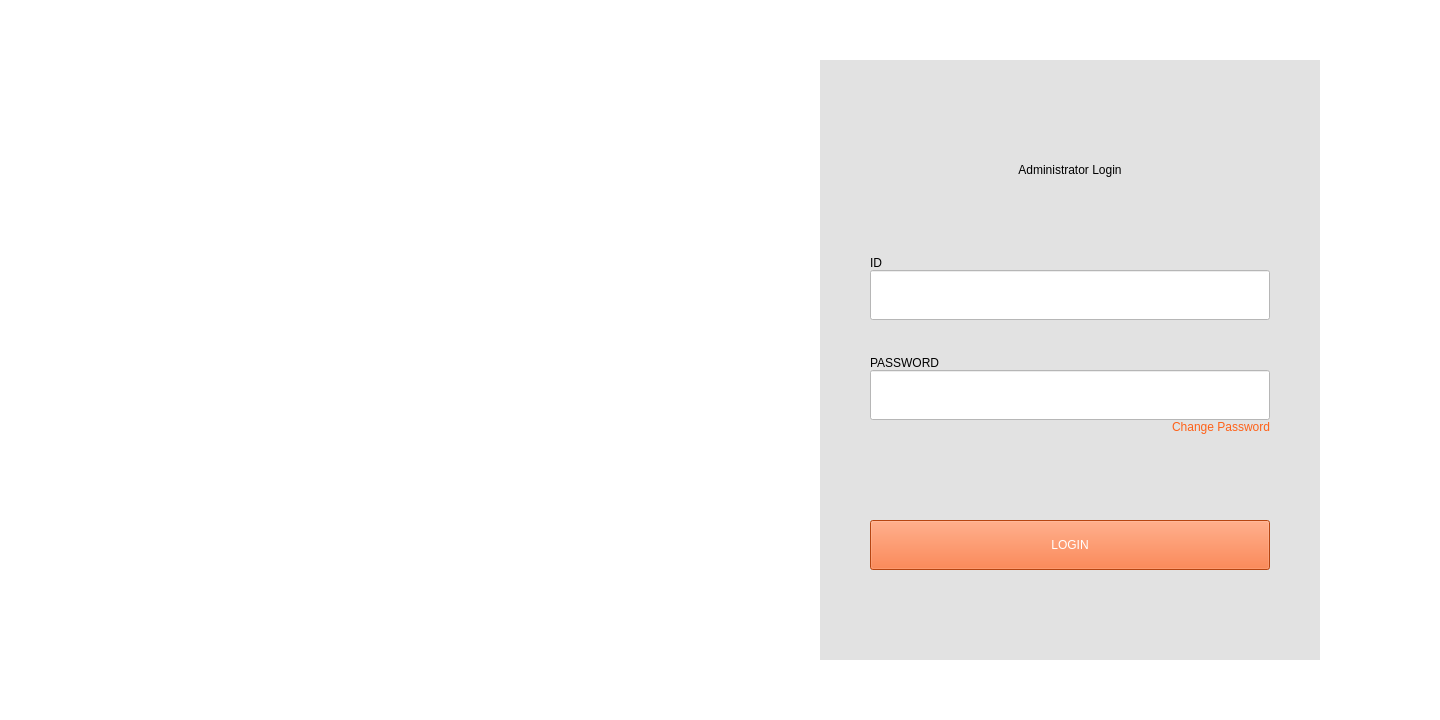
This is GUI/UI/LoginWindow.ui in benipine/ADIDAS as Qt 5 draws it before an edit. The edited form follows.
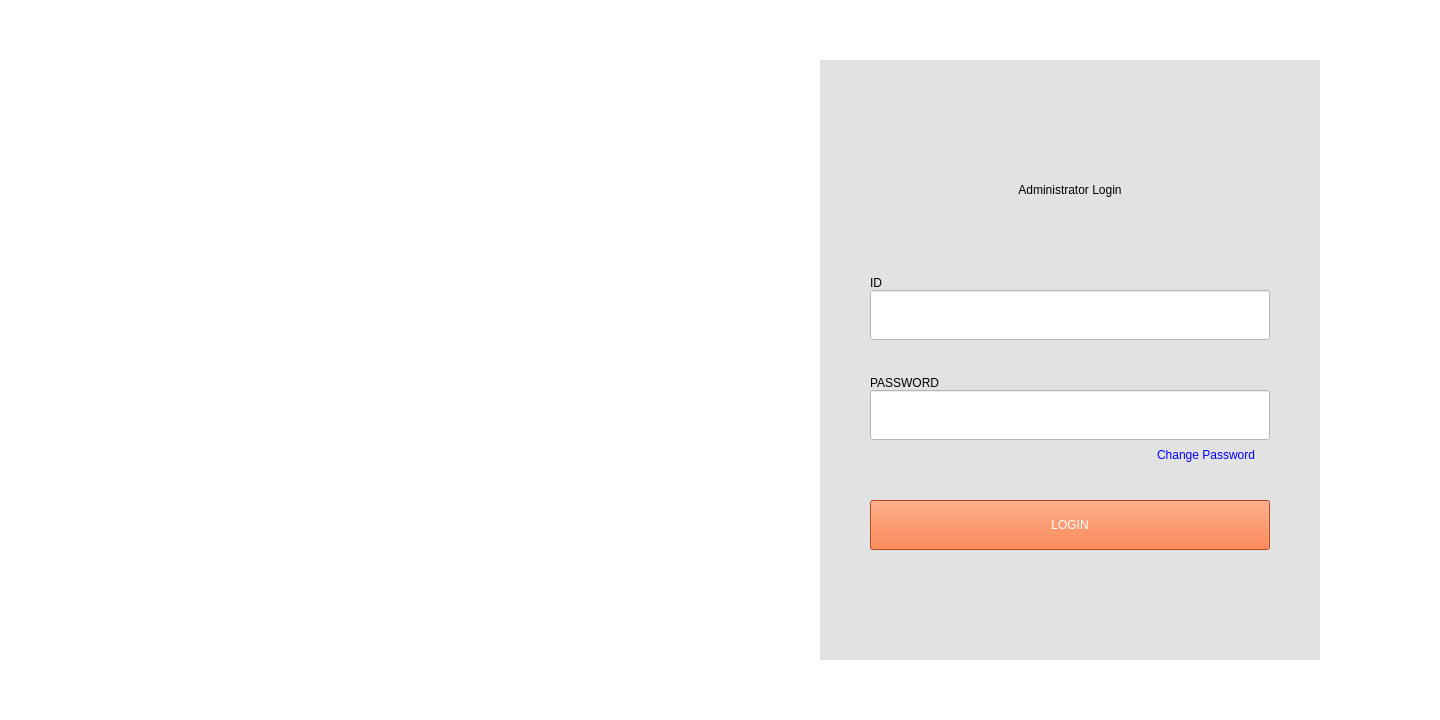
This is the edited form. Icons and pictures are not drawn.

Patch:
```diff
--- a/GUI/UI/LoginWindow.ui
+++ b/GUI/UI/LoginWindow.ui
@@ -262,21 +262,107 @@
              </widget>
             </item>
             <item>
-             <widget class="QLabel" name="change_pw">
+             <widget class="QFrame" name="frame">
+              <property name="minimumSize">
+               <size>
+                <width>0</width>
+                <height>30</height>
+               </size>
+              </property>
               <property name="maximumSize">
                <size>
                 <width>16777215</width>
-                <height>100</height>
+                <height>30</height>
                </size>
               </property>
-              <property name="styleSheet">
-               <string notr="true">color: rgb(255, 97, 24);</string>
+              <property name="frameShape">
+               <enum>QFrame::NoFrame</enum>
+              </property>
+              <property name="frameShadow">
+               <enum>QFrame::Raised</enum>
+              </property>
+              <widget class="QWidget" name="horizontalLayoutWidget">
+               <property name="geometry">
+                <rect>
+                 <x>0</x>
+                 <y>0</y>
+                 <width>401</width>
+                 <height>31</height>
+                </rect>
+               </property>
+               <layout class="QHBoxLayout" name="horizontalLayout">
+                <item>
+                 <widget class="QLabel" name="label">
+                  <property name="minimumSize">
+                   <size>
+                    <width>265</width>
+                    <height>0</height>
+                   </size>
+                  </property>
+                  <property name="maximumSize">
+                   <size>
+                    <width>250</width>
+                    <height>16777215</height>
+                   </size>
+                  </property>
+                  <property name="text">
+                   <string/>
+                  </property>
+                 </widget>
+                </item>
+                <item>
+                 <widget class="QPushButton" name="button_changepw">
+                  <property name="minimumSize">
+                   <size>
+                    <width>0</width>
+                    <height>20</height>
+                   </size>
+                  </property>
+                  <property name="maximumSize">
+                   <size>
+                    <width>16777215</width>
+                    <height>30</height>
+                   </size>
+                  </property>
+                  <property name="layoutDirection">
+                   <enum>Qt::LeftToRight</enum>
+                  </property>
+                  <property name="styleSheet">
+                   <string notr="true">color: rgb(0, 0, 255);
+font: 75 11pt &quot;PibotoLt&quot;;
+background-color: rgba(255, 255, 255, 0);</string>
+                  </property>
+                  <property name="text">
+                   <string>Change Password</string>
+                  </property>
+                  <property name="autoDefault">
+                   <bool>false</bool>
+                  </property>
+                  <property name="flat">
+                   <bool>true</bool>
+                  </property>
+                 </widget>
+                </item>
+               </layout>
+              </widget>
+             </widget>
+            </item>
+            <item>
+             <widget class="QLabel" name="label_2">
+              <property name="minimumSize">
+               <size>
+                <width>0</width>
+                <height>30</height>
+               </size>
+              </property>
+              <property name="maximumSize">
+               <size>
+                <width>16777215</width>
+                <height>30</height>
+               </size>
               </property>
               <property name="text">
-               <string>Change Password</string>
-              </property>
-              <property name="alignment">
-               <set>Qt::AlignRight|Qt::AlignTop|Qt::AlignTrailing</set>
+               <string/>
               </property>
              </widget>
             </item>
@@ -296,6 +382,9 @@
               <property name="text">
                <string>LOGIN</string>
               </property>
+              <property name="flat">
+               <bool>false</bool>
+              </property>
              </widget>
             </item>
            </layout>
```
